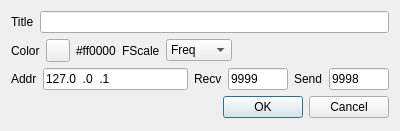
Before: the Qt Designer form sdrgui/gui/basicchannelsettingsdialog.ui in f4exb/sdrangel, drawn with Qt 5.
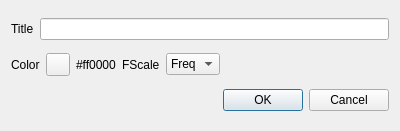
After: the same form once the commit is applied.

Commit message: Removed UDP address and port from Channel marker

```diff
--- a/sdrgui/gui/basicchannelsettingsdialog.ui
+++ b/sdrgui/gui/basicchannelsettingsdialog.ui
@@ -89,16 +89,6 @@
          <string>Title</string>
         </property>
        </item>
-       <item>
-        <property name="text">
-         <string>AdSnd</string>
-        </property>
-       </item>
-       <item>
-        <property name="text">
-         <string>AdRcv</string>
-        </property>
-       </item>
       </widget>
      </item>
      <item>
@@ -116,79 +106,6 @@
      </item>
     </layout>
    </item>
-   <item>
-    <layout class="QHBoxLayout" name="udpAddressLayout">
-     <item>
-      <widget class="QLabel" name="udpAddressLabel">
-       <property name="text">
-        <string>Addr</string>
-       </property>
-      </widget>
-     </item>
-     <item>
-      <widget class="QLineEdit" name="udpAddress">
-       <property name="toolTip">
-        <string>UDP address</string>
-       </property>
-       <property name="inputMask">
-        <string>000.000.000.000</string>
-       </property>
-       <property name="text">
-        <string>127.0.0.1</string>
-       </property>
-      </widget>
-     </item>
-     <item>
-      <widget class="QLabel" name="udpPortReceiveLabel">
-       <property name="text">
-        <string>Recv</string>
-       </property>
-      </widget>
-     </item>
-     <item>
-      <widget class="QLineEdit" name="udpPortReceive">
-       <property name="maximumSize">
-        <size>
-         <width>60</width>
-         <height>16777215</height>
-        </size>
-       </property>
-       <property name="toolTip">
-        <string>UDP port</string>
-       </property>
-       <property name="inputMask">
-        <string>00000</string>
-       </property>
-       <property name="text">
-        <string>9999</string>
-       </property>
-      </widget>
-     </item>
-     <item>
-      <widget class="QLabel" name="udpPortSendLabel">
-       <property name="text">
-        <string>Send</string>
-       </property>
-      </widget>
-     </item>
-     <item>
-      <widget class="QLineEdit" name="udpPortSend">
-       <property name="maximumSize">
-        <size>
-         <width>60</width>
-         <height>16777215</height>
-        </size>
-       </property>
-       <property name="inputMask">
-        <string>00000</string>
-       </property>
-       <property name="text">
-        <string>9998</string>
-       </property>
-      </widget>
-     </item>
-    </layout>
-   </item>
    <item>
     <widget class="QDialogButtonBox" name="buttonBox">
      <property name="orientation">
```
The commit also changes 17 other files.
